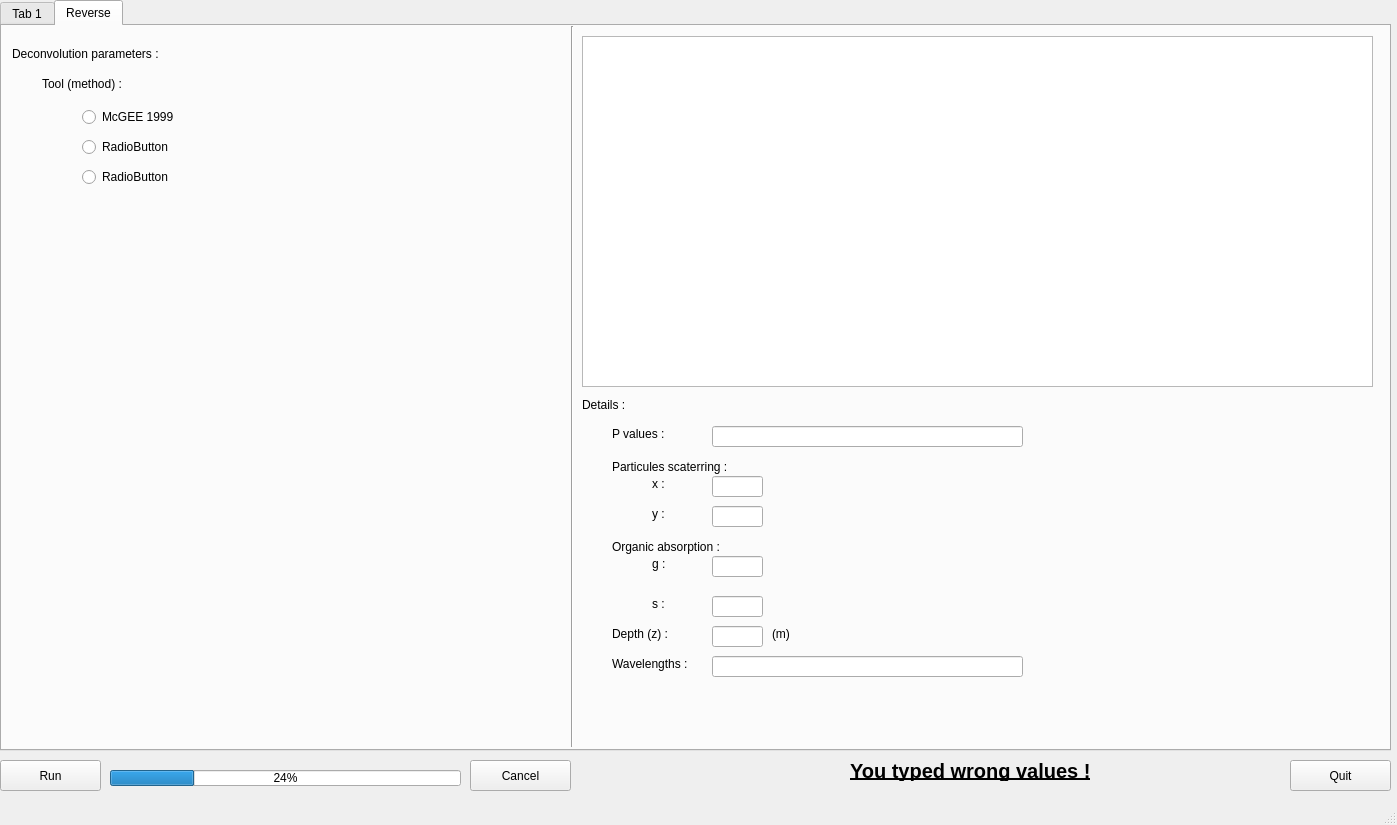
Old version of the form gui/gui_Layout.ui in the repository marrabld/planarradpy.
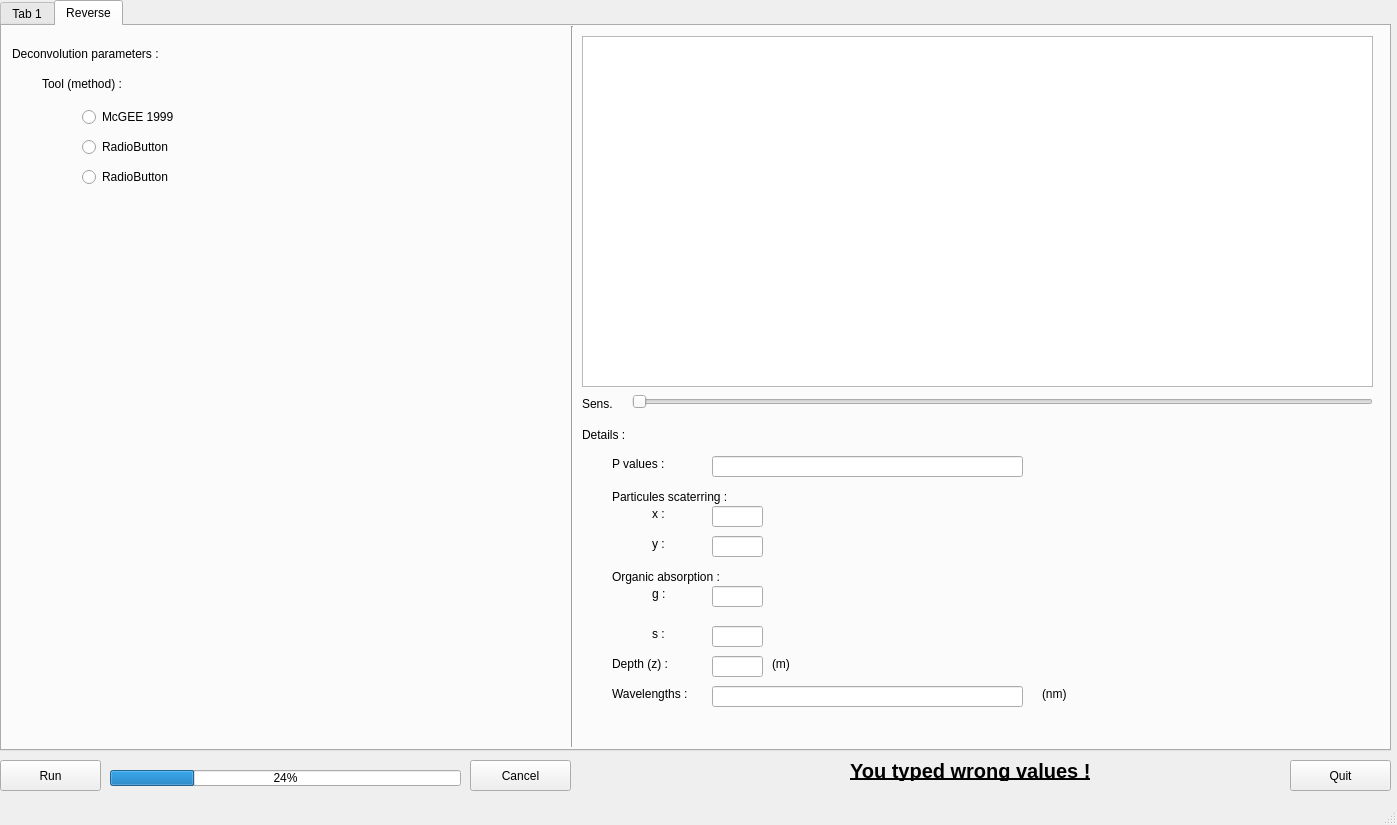
New version of the form. The open tabs and pages were chosen to show the change. Icons and pictures are not drawn. Custom widgets are drawn as their Qt base class.

Commit message: modified:   gui_Layout.py 	modified:   gui_Layout.pyc 	modified:   gui_Layout.ui 	modified:   gui_batch.pyc 	modified:   matplotlibwidgetFile.pyc

Diff of the .ui file:
```diff
--- a/gui/gui_Layout.ui
+++ b/gui/gui_Layout.ui
@@ -614,7 +614,7 @@
       <property name="geometry">
        <rect>
         <x>580</x>
-        <y>370</y>
+        <y>400</y>
         <width>66</width>
         <height>17</height>
        </rect>
@@ -692,7 +692,7 @@
       <property name="geometry">
        <rect>
         <x>710</x>
-        <y>450</y>
+        <y>480</y>
         <width>51</width>
         <height>21</height>
        </rect>
@@ -702,7 +702,7 @@
       <property name="geometry">
        <rect>
         <x>650</x>
-        <y>570</y>
+        <y>600</y>
         <width>21</width>
         <height>16</height>
        </rect>
@@ -715,7 +715,7 @@
       <property name="geometry">
        <rect>
         <x>610</x>
-        <y>430</y>
+        <y>460</y>
         <width>151</width>
         <height>21</height>
        </rect>
@@ -728,7 +728,7 @@
       <property name="geometry">
        <rect>
         <x>770</x>
-        <y>600</y>
+        <y>630</y>
         <width>21</width>
         <height>16</height>
        </rect>
@@ -741,7 +741,7 @@
       <property name="geometry">
        <rect>
         <x>650</x>
-        <y>480</y>
+        <y>510</y>
         <width>21</width>
         <height>16</height>
        </rect>
@@ -754,7 +754,7 @@
       <property name="geometry">
        <rect>
         <x>650</x>
-        <y>450</y>
+        <y>480</y>
         <width>21</width>
         <height>16</height>
        </rect>
@@ -767,7 +767,7 @@
       <property name="geometry">
        <rect>
         <x>710</x>
-        <y>480</y>
+        <y>510</y>
         <width>51</width>
         <height>21</height>
        </rect>
@@ -777,7 +777,7 @@
       <property name="geometry">
        <rect>
         <x>610</x>
-        <y>400</y>
+        <y>430</y>
         <width>71</width>
         <height>16</height>
        </rect>
@@ -796,7 +796,7 @@
       <property name="geometry">
        <rect>
         <x>610</x>
-        <y>630</y>
+        <y>660</y>
         <width>101</width>
         <height>16</height>
        </rect>
@@ -809,7 +809,7 @@
       <property name="geometry">
        <rect>
         <x>610</x>
-        <y>510</y>
+        <y>540</y>
         <width>151</width>
         <height>21</height>
        </rect>
@@ -822,7 +822,7 @@
       <property name="geometry">
        <rect>
         <x>710</x>
-        <y>530</y>
+        <y>560</y>
         <width>51</width>
         <height>21</height>
        </rect>
@@ -832,7 +832,7 @@
       <property name="geometry">
        <rect>
         <x>710</x>
-        <y>400</y>
+        <y>430</y>
         <width>311</width>
         <height>21</height>
        </rect>
@@ -842,7 +842,7 @@
       <property name="geometry">
        <rect>
         <x>710</x>
-        <y>570</y>
+        <y>600</y>
         <width>51</width>
         <height>21</height>
        </rect>
@@ -852,7 +852,7 @@
       <property name="geometry">
        <rect>
         <x>610</x>
-        <y>600</y>
+        <y>630</y>
         <width>71</width>
         <height>16</height>
        </rect>
@@ -865,7 +865,7 @@
       <property name="geometry">
        <rect>
         <x>710</x>
-        <y>630</y>
+        <y>660</y>
         <width>311</width>
         <height>21</height>
        </rect>
@@ -875,7 +875,7 @@
       <property name="geometry">
        <rect>
         <x>710</x>
-        <y>600</y>
+        <y>630</y>
         <width>51</width>
         <height>21</height>
        </rect>
@@ -885,7 +885,7 @@
       <property name="geometry">
        <rect>
         <x>650</x>
-        <y>530</y>
+        <y>560</y>
         <width>21</width>
         <height>16</height>
        </rect>
@@ -914,6 +914,54 @@
        </rect>
       </property>
      </widget>
+     <widget class="QLabel" name="label_33">
+      <property name="geometry">
+       <rect>
+        <x>580</x>
+        <y>370</y>
+        <width>41</width>
+        <height>16</height>
+       </rect>
+      </property>
+      <property name="text">
+       <string>Sens.</string>
+      </property>
+     </widget>
+     <widget class="QLabel" name="label_15">
+      <property name="geometry">
+       <rect>
+        <x>1040</x>
+        <y>660</y>
+        <width>31</width>
+        <height>16</height>
+       </rect>
+      </property>
+      <property name="text">
+       <string>(nm)</string>
+      </property>
+     </widget>
+     <widget class="QSlider" name="sens_2">
+      <property name="enabled">
+       <bool>true</bool>
+      </property>
+      <property name="geometry">
+       <rect>
+        <x>630</x>
+        <y>360</y>
+        <width>741</width>
+        <height>31</height>
+       </rect>
+      </property>
+      <property name="cursor">
+       <cursorShape>ArrowCursor</cursorShape>
+      </property>
+      <property name="autoFillBackground">
+       <bool>false</bool>
+      </property>
+      <property name="orientation">
+       <enum>Qt::Horizontal</enum>
+      </property>
+     </widget>
     </widget>
    </widget>
    <widget class="QProgressBar" name="progressBar">
```
Left out of the diff: 10 changed lines with no effect on the pictures. The commit also changes 4 other files.
